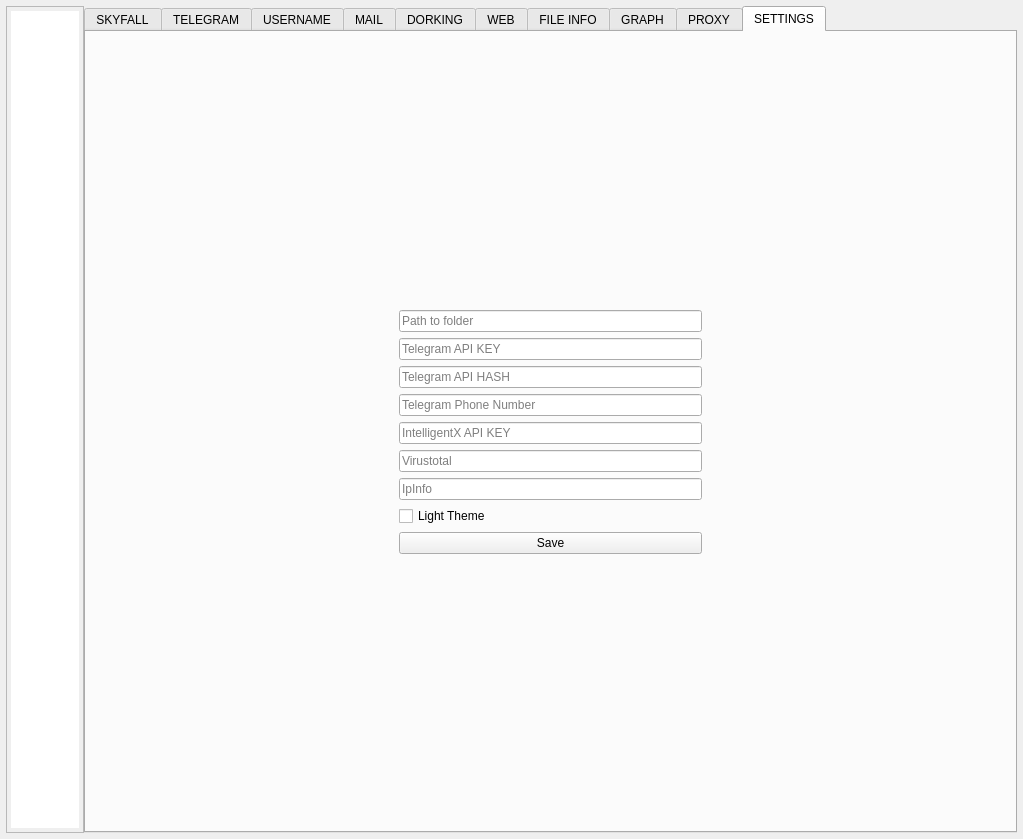
The window that resources/form.ui (Nighty3098/SkyFall) describes before a commit, drawn with Qt 5.
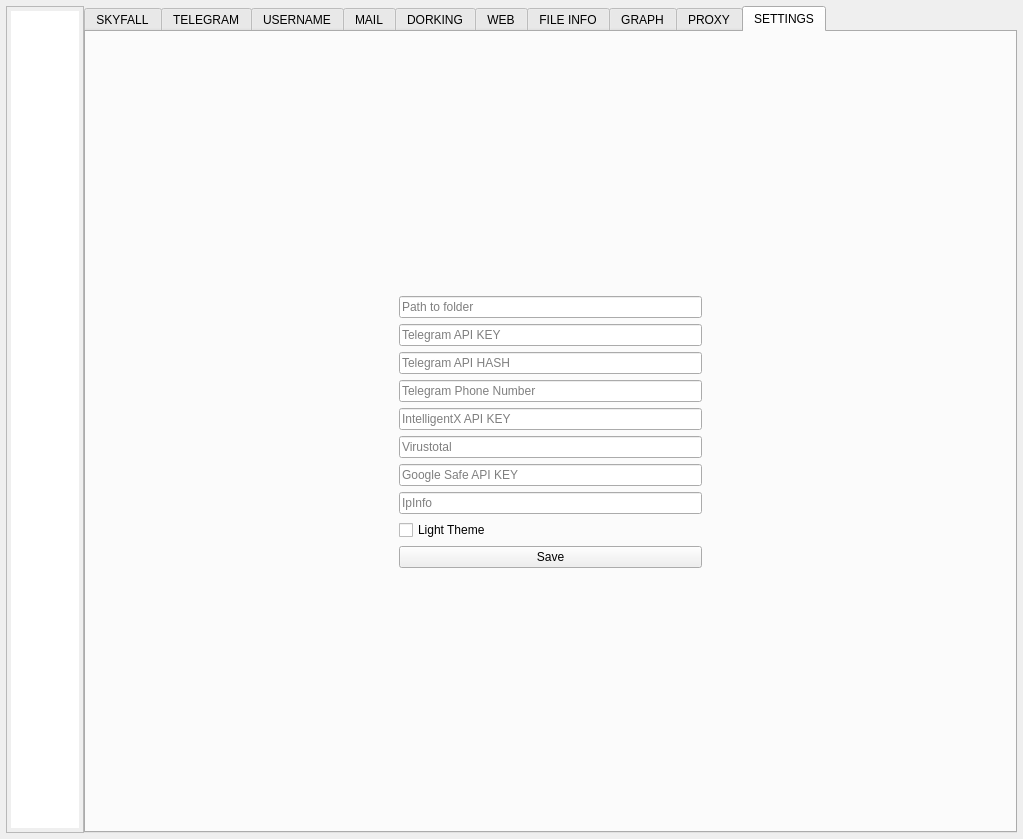
The same window after the commit. The open tabs and pages were chosen to show the change. Custom widgets are drawn as their Qt base class.

Commit message: feat: add input field for google safe api key

```diff
--- a/resources/form.ui
+++ b/resources/form.ui
@@ -1215,6 +1215,13 @@
               </property>
              </widget>
             </item>
+            <item>
+             <widget class="QLineEdit" name="googleSafeApiKeyEdit">
+              <property name="placeholderText">
+               <string>Google Safe API KEY</string>
+              </property>
+             </widget>
+            </item>
             <item>
              <widget class="QLineEdit" name="ipinfoApiKeyEdit">
               <property name="placeholderText">
```
Left out of the diff: 4 changed lines with no effect on the pictures.
